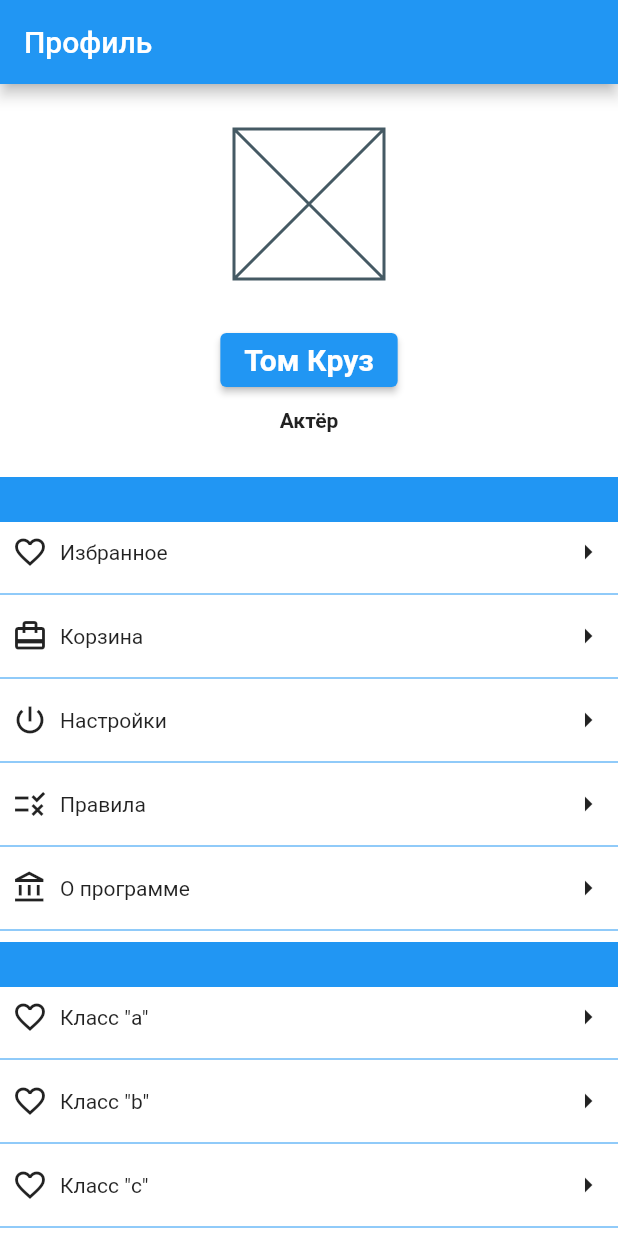
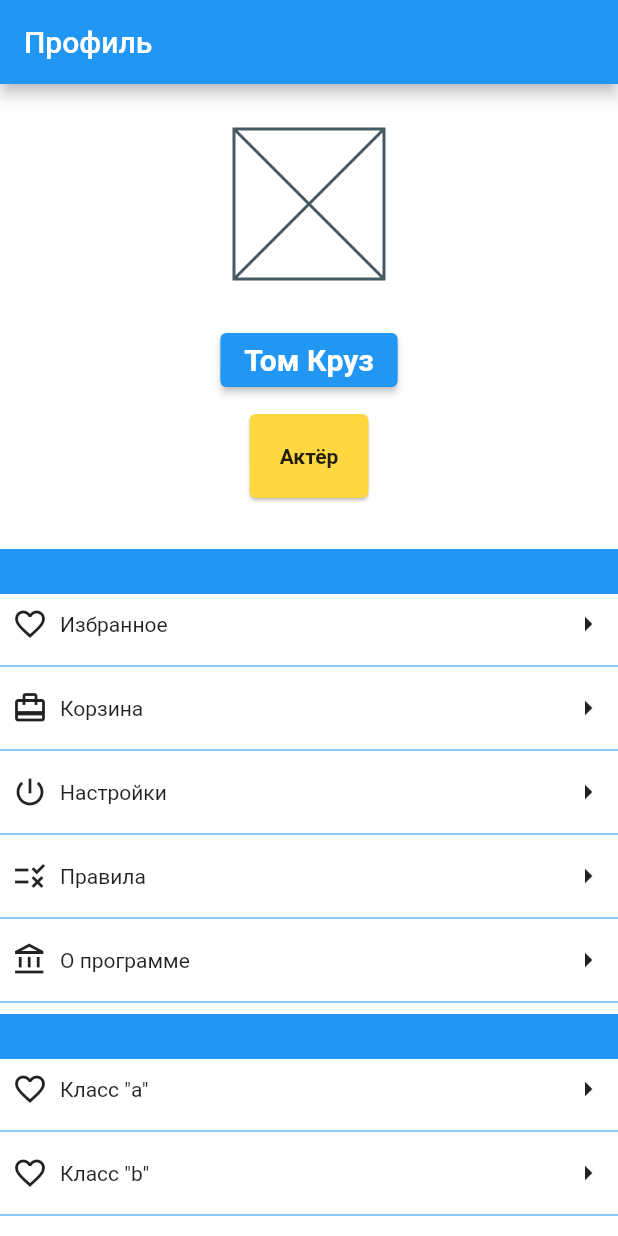
Before and after one commit to SuleymanovTat/flutterApp, a Flutter app: the screen it shows after launch, on a phone screen of 412 x 824 dp. Run offline on Flutter 3.47's test engine with Material 2 defaults, Android fonts, the light colour scheme and no system bars.

Commit message:
added card

```diff
--- a/lib/widget/profile.dart
+++ b/lib/widget/profile.dart
@@ -14,7 +14,7 @@
   Widget build(BuildContext context) {
     List<ItemList>? listDate = ["a", "b", "c", "b"]
         .map((String text) =>
-        ItemList(ItemData(Icons.favorite_border, "Класс \"$text\"")))
+            ItemList(ItemData(Icons.favorite_border, "Класс \"$text\"")))
         .toList();
 
     return MaterialApp(
@@ -32,22 +32,9 @@
                 child: Placeholder(),
               ),
               const SizedBox(height: 30),
-              ElevatedButton(
-                  onPressed: () {
-                    debugPrint("ElevatedButton debugPrint");
-                  },
-                  child: const Text(
-                    "Том Круз",
-                    maxLines: 1,
-                    overflow: TextOverflow.ellipsis,
-                    softWrap: false,
-                    style: TextStyle(fontSize: 20, fontWeight: FontWeight.bold),
-                  )),
+              buildElevatedButton(),
               const SizedBox(height: 8),
-              const Text(
-                "Актёр",
-                style: TextStyle(fontWeight: FontWeight.bold),
-              ),
+              buildCard(),
               const SizedBox(height: 30),
               Container(height: 30, color: Colors.blue),
               const ItemList(ItemData(Icons.favorite_border, "Избранное")),
@@ -64,6 +51,33 @@
         ),
       ),
     );
+  }
+
+  Card buildCard() {
+    return const Card(
+                color: Colors.amberAccent,
+                // ← And also this.
+                child: Padding(
+                  padding: EdgeInsets.all(20),
+                  child: Text(
+                    "Актёр",
+                    style: TextStyle(fontWeight: FontWeight.bold),
+                  ),
+                ));
+  }
+
+  ElevatedButton buildElevatedButton() {
+    return ElevatedButton(
+                onPressed: () {
+                  debugPrint("ElevatedButton debugPrint");
+                },
+                child: const Text(
+                  "Том Круз",
+                  maxLines: 1,
+                  overflow: TextOverflow.ellipsis,
+                  softWrap: false,
+                  style: TextStyle(fontSize: 20, fontWeight: FontWeight.bold),
+                ));
   }
 
   Column buildRow(IconData iconData, String name) {
```
